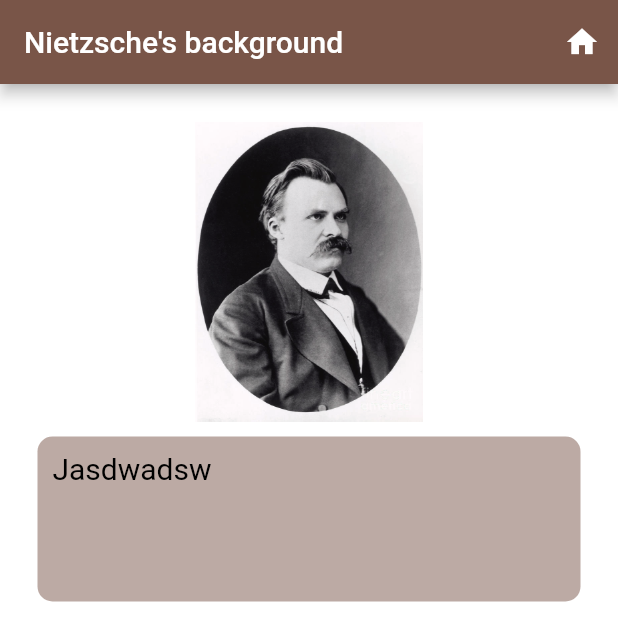
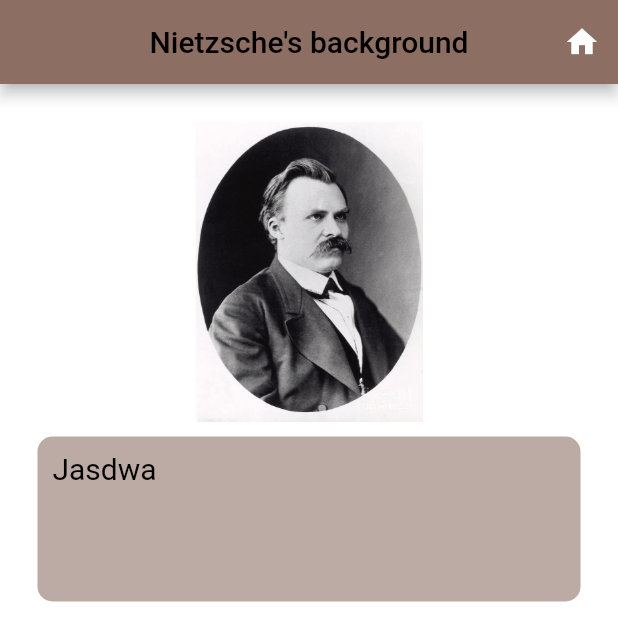
Before and after one commit to IanMiguelLancian/Project, a Flutter app: the bg screen opened directly, on a phone screen of 412 x 824 dp. Shown: the top 641 px of the screen. Run offline on Flutter 3.47's test engine with Material 2 defaults, Android fonts, the light colour scheme and no system bars.

Commit message:
Update bg.dart

```diff
--- a/project/lib/bg.dart
+++ b/project/lib/bg.dart
@@ -1,3 +1,5 @@
+import 'dart:ui';
+
 import 'package:flutter/material.dart';
 import 'dashboard.dart';
 
@@ -25,11 +27,16 @@ class bgState extends State<bg> {
   Widget build(BuildContext context) {
     return new Scaffold(
       appBar: AppBar(
-        backgroundColor: Colors.brown,
-        title: Text("Nietzsche's background"),
+        backgroundColor: Colors.brown[400],
+        centerTitle: true,
+        title: Text(
+          "Nietzsche's background",
+          style: TextStyle(color: Colors.black),
+          ),
         actions: <Widget>[
           IconButton(
               icon: Icon(Icons.home),
+              color: Colors.white,
               onPressed: () {
                 navigatetopushdash();
               }),
@@ -58,7 +65,7 @@ class bgState extends State<bg> {
             child: Padding(
               padding: EdgeInsets.all(10),
               child: Text(
-                'Jasdwadsw',
+                'Jasdwa',
                 style: TextStyle(fontSize: 20, color: Colors.black),
               ),
             ),
```
